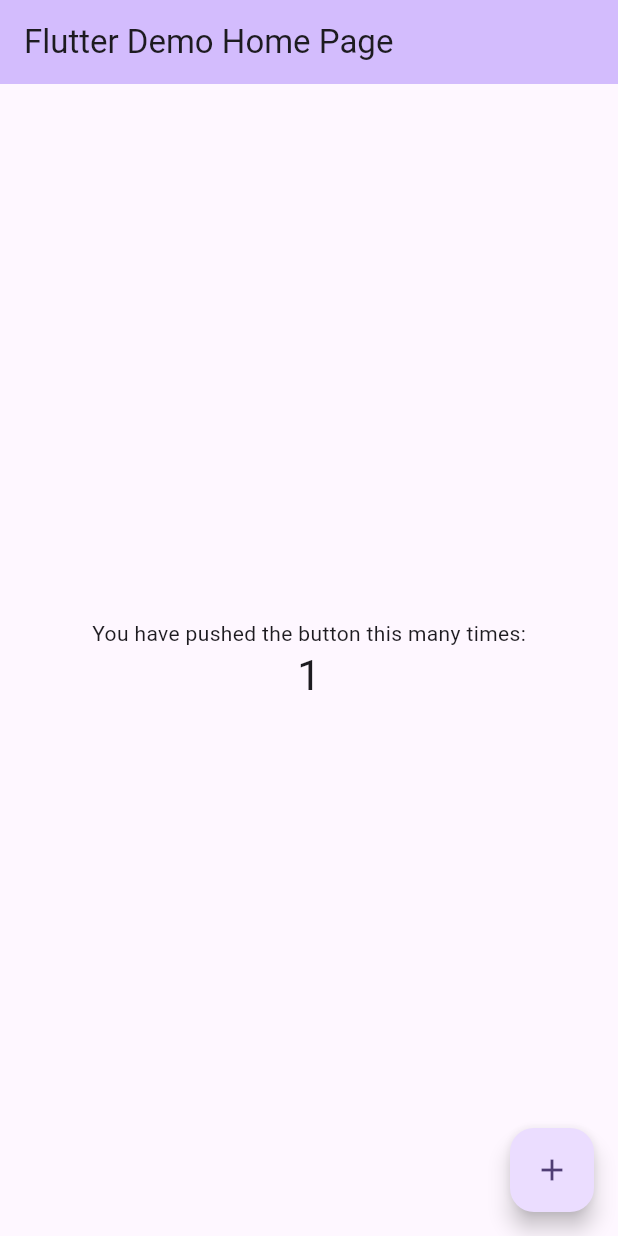
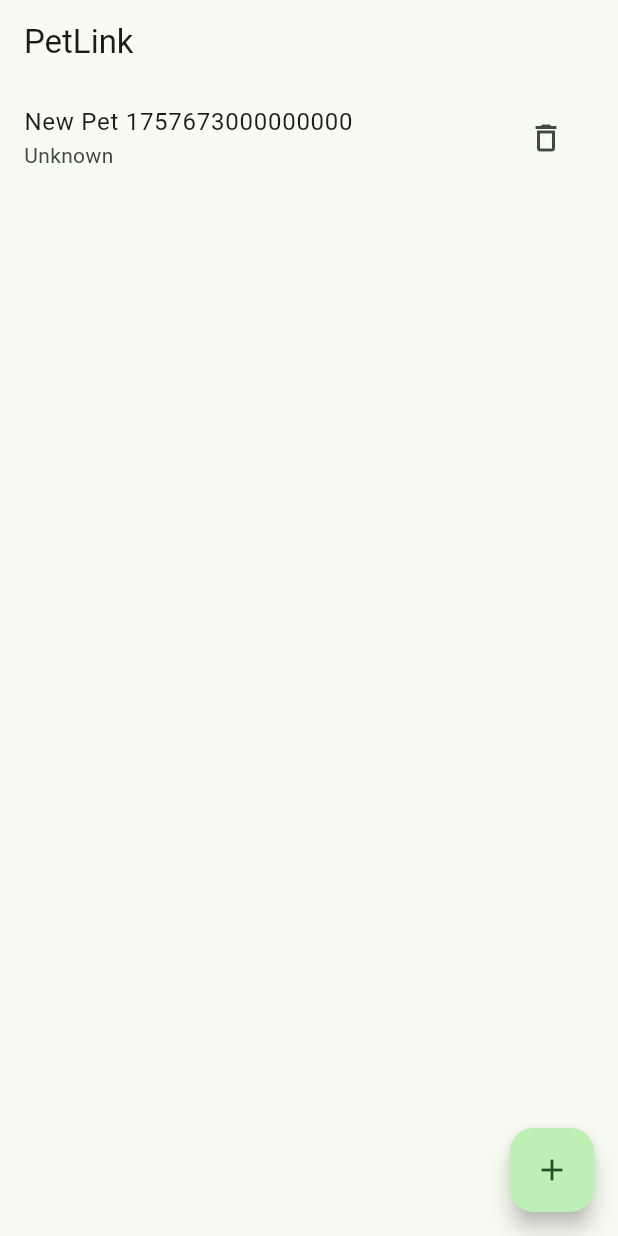
Before and after one commit to jeffreyperdue/ase-456-individual-project, a Flutter app: the screen it shows after launch, after a tap on the "add" icon, on a phone screen of 412 x 824 dp. Run offline on Flutter 3.47's test engine with Material 3 defaults, Android fonts, the phone set to English and light mode, and no system bars.

Commit message:
feat: set up starter app with simple state and pet list
- Add provider package.
- Organize folders (app/, core/widgets/, features/pets/).
- Add Pet model.
- Add PetListProvider (in-memory list) and register it in main.dart.
- Create HomePage that shows pets; + button logs and adds a dummy; delete removes.
- Add basic theme and / route.

```diff
--- /dev/null
+++ b/pet_link/lib/app/app.dart
@@ -0,0 +1,21 @@
+import 'package:flutter/material.dart';
+import 'package:pet_link/app/theme.dart';
+import 'package:pet_link/features/pets/presentation/pages/home_page.dart';
+
+/// Root of your app (MaterialApp, routes, theme).
+class PetLinkApp extends StatelessWidget {
+  const PetLinkApp({super.key});
+
+  @override
+  Widget build(BuildContext context) {
+    return MaterialApp(
+      title: 'PetLink',
+      theme: buildTheme(),
+      initialRoute: '/',
+      routes: {
+        '/': (_) => const HomePage(),
+        // '/pet': (_) => const PetDetailPage(), // add later
+      },
+    );
+  }
+}
--- /dev/null
+++ b/pet_link/lib/app/theme.dart
@@ -0,0 +1,9 @@
+import 'package:flutter/material.dart';
+
+ThemeData buildTheme() {
+  // Simple, friendly default. You can tweak later.
+  return ThemeData(
+    colorScheme: ColorScheme.fromSeed(seedColor: const Color(0xFF2E7D32)),
+    useMaterial3: true,
+  );
+}
--- /dev/null
+++ b/pet_link/lib/features/pets/domain/pet.dart
@@ -0,0 +1,20 @@
+/// Domain model for a single pet.
+/// Keep this tiny for MVP; we can add more fields later.
+class Pet {
+  final String id; // Unique identifier (e.g., timestamp string, UUID)
+  String name; // Display name
+  String species; // e.g., "Dog", "Cat"
+  DateTime? birthday; // Optional
+
+  Pet({
+    required this.id,
+    required this.name,
+    required this.species,
+    this.birthday,
+  });
+
+  // (Nice to have) readable debugging
+  @override
+  String toString() =>
+      'Pet(id: $id, name: $name, species: $species, birthday: $birthday)';
+}
--- /dev/null
+++ b/pet_link/lib/features/pets/presentation/pages/home_page.dart
@@ -0,0 +1,45 @@
+import 'package:flutter/material.dart';
+import 'package:provider/provider.dart';
+import 'package:pet_link/features/pets/presentation/state/pet_list_provider.dart';
+
+/// Shows the list of pets and a FAB to add a dummy pet.
+class HomePage extends StatelessWidget {
+  const HomePage({super.key});
+
+  @override
+  Widget build(BuildContext context) {
+    // Listen to provider; rebuild when the pets list changes.
+    final pets = context.watch<PetListProvider>().pets;
+
+    return Scaffold(
+      appBar: AppBar(title: const Text('PetLink')),
+      body:
+          pets.isEmpty
+              ? const Center(child: Text('No pets yet. Tap + to add one.'))
+              : ListView.builder(
+                itemCount: pets.length,
+                itemBuilder: (context, i) {
+                  final pet = pets[i];
+                  return ListTile(
+                    title: Text(pet.name),
+                    subtitle: Text(pet.species),
+                    trailing: IconButton(
+                      tooltip: 'Delete',
+                      icon: const Icon(Icons.delete_outline),
+                      onPressed:
+                          () => context.read<PetListProvider>().remove(pet.id),
+                    ),
+                  );
+                },
+              ),
+      floatingActionButton: FloatingActionButton(
+        onPressed: () {
+          // Prove the FAB works: check your Debug Console/terminal.
+          print('add pet');
+          context.read<PetListProvider>().addDummy();
+        },
+        child: const Icon(Icons.add),
+      ),
+    );
+  }
+}
--- /dev/null
+++ b/pet_link/lib/features/pets/presentation/state/pet_list_provider.dart
@@ -0,0 +1,25 @@
+import 'package:flutter/material.dart';
+import 'package:pet_link/features/pets/domain/pet.dart';
+
+/// Holds the in-memory list of pets and notifies the UI when it changes.
+class PetListProvider extends ChangeNotifier {
+  final List<Pet> _pets = [];
+
+  List<Pet> get pets => List.unmodifiable(_pets);
+
+  void add(Pet p) {
+    _pets.add(p);
+    notifyListeners(); // tell listeners (widgets) to rebuild
+  }
+
+  void remove(String id) {
+    _pets.removeWhere((p) => p.id == id);
+    notifyListeners();
+  }
+
+  /// Convenience for MVP: create a quick dummy Pet so you can see the UI update.
+  void addDummy() {
+    final id = DateTime.now().microsecondsSinceEpoch.toString();
+    add(Pet(id: id, name: 'New Pet $id', species: 'Unknown'));
+  }
+}
--- a/pet_link/lib/main.dart
+++ b/pet_link/lib/main.dart
@@ -1,122 +1,44 @@
-import 'package:flutter/material.dart';
+// lib/main.dart
+//
+// WHAT THIS FILE DOES (beginner summary):
+// - This is the tiny "bootstrap" of your app.
+// - It turns on app-wide state (via Provider) and then launches your real app widget (PetLinkApp).
+// - All UI screens are defined elsewhere (e.g., lib/app/app.dart and your features/ folders).
+//
+// NOTE: If your package name in pubspec.yaml is not 'pet_link', update the package:pet_link/... imports below.
+
+import 'package:flutter/material.dart'; // Flutter's core UI toolkit: widgets, themes, etc.
+import 'package:provider/provider.dart'; // Provider package: simple way to share state across the app.
+
+// Your root app widget (defines MaterialApp, routes, theme).
+// File path: lib/app/app.dart
+import 'package:pet_link/app/app.dart';
+
+// Your pets state manager (holds the in-memory list and notifies widgets to rebuild).
+// File path: lib/features/pets/presentation/state/pet_list_provider.dart
+import 'package:pet_link/features/pets/presentation/state/pet_list_provider.dart';
 
 void main() {
-  runApp(const MyApp());
+  // runApp() starts your Flutter app. It expects a Widget (your root Widget).
+  // We wrap our root app with "providers" so that any screen can read shared state.
+  runApp(
+    // MultiProvider lets you register one or more providers in a single place.
+    // Even if you only have one provider today, using MultiProvider makes it easy to add more later.
+    MultiProvider(
+      providers: [
+        // ChangeNotifierProvider creates and exposes ONE instance of PetListProvider
+        // to the entire widget tree. Any widget below it can:
+        //   - read()     -> access the provider without rebuilding
+        //   - watch()    -> access and rebuild when the provider changes
+        // PetListProvider uses notifyListeners() to tell the UI "data changed, rebuild".
+        ChangeNotifierProvider(create: (_) => PetListProvider()),
+      ],
+
+      // 'child' is your actual app UI. Because it's wrapped by providers above,
+      // every screen inside PetLinkApp can access those providers.
+      child: const PetLinkApp(),
+      // 'const' is an optimization: it says this widget has no changing constructor args,
+      // which allows Flutter to do small performance improvements.
+    ),
+  );
 }
-
-class MyApp extends StatelessWidget {
-  const MyApp({super.key});
-
-  // This widget is the root of your application.
-  @override
-  Widget build(BuildContext context) {
-    return MaterialApp(
-      title: 'Flutter Demo',
-      theme: ThemeData(
-        // This is the theme of your application.
-        //
-        // TRY THIS: Try running your application with "flutter run". You'll see
-        // the application has a purple toolbar. Then, without quitting the app,
-        // try changing the seedColor in the colorScheme below to Colors.green
-        // and then invoke "hot reload" (save your changes or press the "hot
-        // reload" button in a Flutter-supported IDE, or press "r" if you used
-        // the command line to start the app).
-        //
-        // Notice that the counter didn't reset back to zero; the application
-        // state is not lost during the reload. To reset the state, use hot
-        // restart instead.
-        //
-        // This works for code too, not just values: Most code changes can be
-        // tested with just a hot reload.
-        colorScheme: ColorScheme.fromSeed(seedColor: Colors.deepPurple),
-      ),
-      home: const MyHomePage(title: 'Flutter Demo Home Page'),
-    );
-  }
-}
-
-class MyHomePage extends StatefulWidget {
-  const MyHomePage({super.key, required this.title});
-
-  // This widget is the home page of your application. It is stateful, meaning
-  // that it has a State object (defined below) that contains fields that affect
-  // how it looks.
-
-  // This class is the configuration for the state. It holds the values (in this
-  // case the title) provided by the parent (in this case the App widget) and
-  // used by the build method of the State. Fields in a Widget subclass are
-  // always marked "final".
-
-  final String title;
-
-  @override
-  State<MyHomePage> createState() => _MyHomePageState();
-}
-
-class _MyHomePageState extends State<MyHomePage> {
-  int _counter = 0;
-
-  void _incrementCounter() {
-    setState(() {
-      // This call to setState tells the Flutter framework that something has
-      // changed in this State, which causes it to rerun the build method below
-      // so that the display can reflect the updated values. If we changed
-      // _counter without calling setState(), then the build method would not be
-      // called again, and so nothing would appear to happen.
-      _counter++;
-    });
-  }
-
-  @override
-  Widget build(BuildContext context) {
-    // This method is rerun every time setState is called, for instance as done
-    // by the _incrementCounter method above.
-    //
-    // The Flutter framework has been optimized to make rerunning build methods
-    // fast, so that you can just rebuild anything that needs updating rather
-    // than having to individually change instances of widgets.
-    return Scaffold(
-      appBar: AppBar(
-        // TRY THIS: Try changing the color here to a specific color (to
-        // Colors.amber, perhaps?) and trigger a hot reload to see the AppBar
-        // change color while the other colors stay the same.
-        backgroundColor: Theme.of(context).colorScheme.inversePrimary,
-        // Here we take the value from the MyHomePage object that was created by
-        // the App.build method, and use it to set our appbar title.
-        title: Text(widget.title),
-      ),
-      body: Center(
-        // Center is a layout widget. It takes a single child and positions it
-        // in the middle of the parent.
-        child: Column(
-          // Column is also a layout widget. It takes a list of children and
-          // arranges them vertically. By default, it sizes itself to fit its
-          // children horizontally, and tries to be as tall as its parent.
-          //
-          // Column has various properties to control how it sizes itself and
-          // how it positions its children. Here we use mainAxisAlignment to
-          // center the children vertically; the main axis here is the vertical
-          // axis because Columns are vertical (the cross axis would be
-          // horizontal).
-          //
-          // TRY THIS: Invoke "debug painting" (choose the "Toggle Debug Paint"
-          // action in the IDE, or press "p" in the console), to see the
-          // wireframe for each widget.
-          mainAxisAlignment: MainAxisAlignment.center,
-          children: <Widget>[
-            const Text('You have pushed the button this many times:'),
-            Text(
-              '$_counter',
-              style: Theme.of(context).textTheme.headlineMedium,
-            ),
-          ],
-        ),
-      ),
-      floatingActionButton: FloatingActionButton(
-        onPressed: _incrementCounter,
-        tooltip: 'Increment',
-        child: const Icon(Icons.add),
-      ), // This trailing comma makes auto-formatting nicer for build methods.
-    );
-  }
-}
--- a/pet_link/pubspec.yaml
+++ b/pet_link/pubspec.yaml
@@ -34,6 +34,7 @@ dependencies:
   # The following adds the Cupertino Icons font to your application.
   # Use with the CupertinoIcons class for iOS style icons.
   cupertino_icons: ^1.0.8
+  provider: ^6.1.5+1
 
 dev_dependencies:
   flutter_test:
```
Also changed, not shown: pet_link/pubspec.lock.
